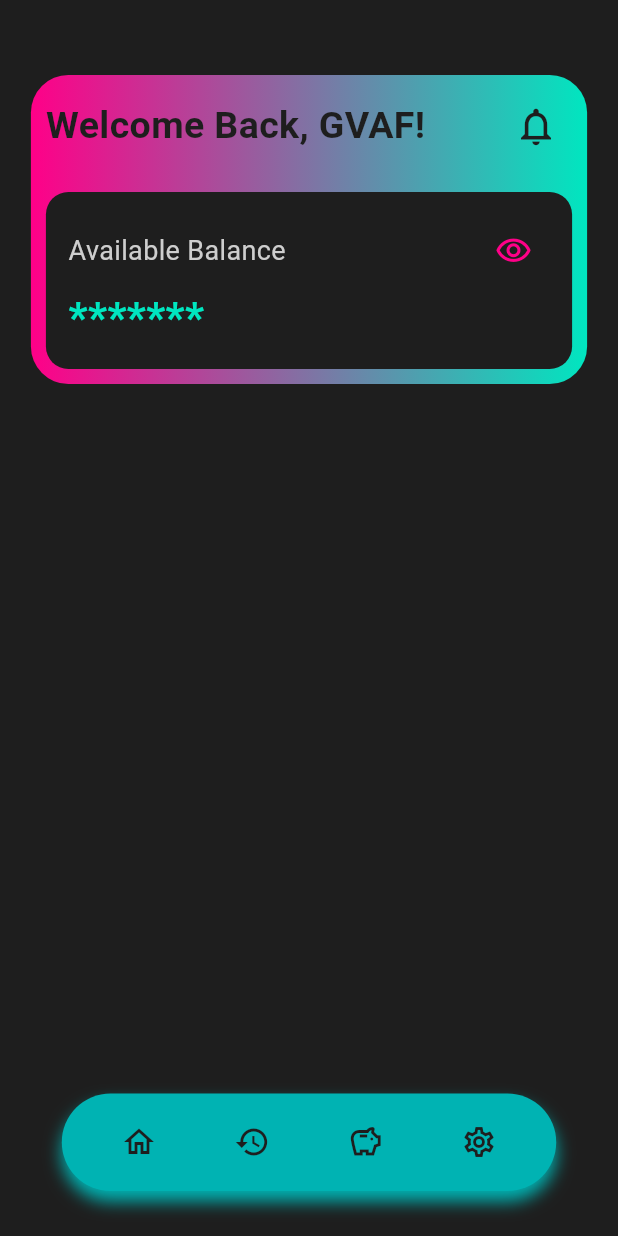
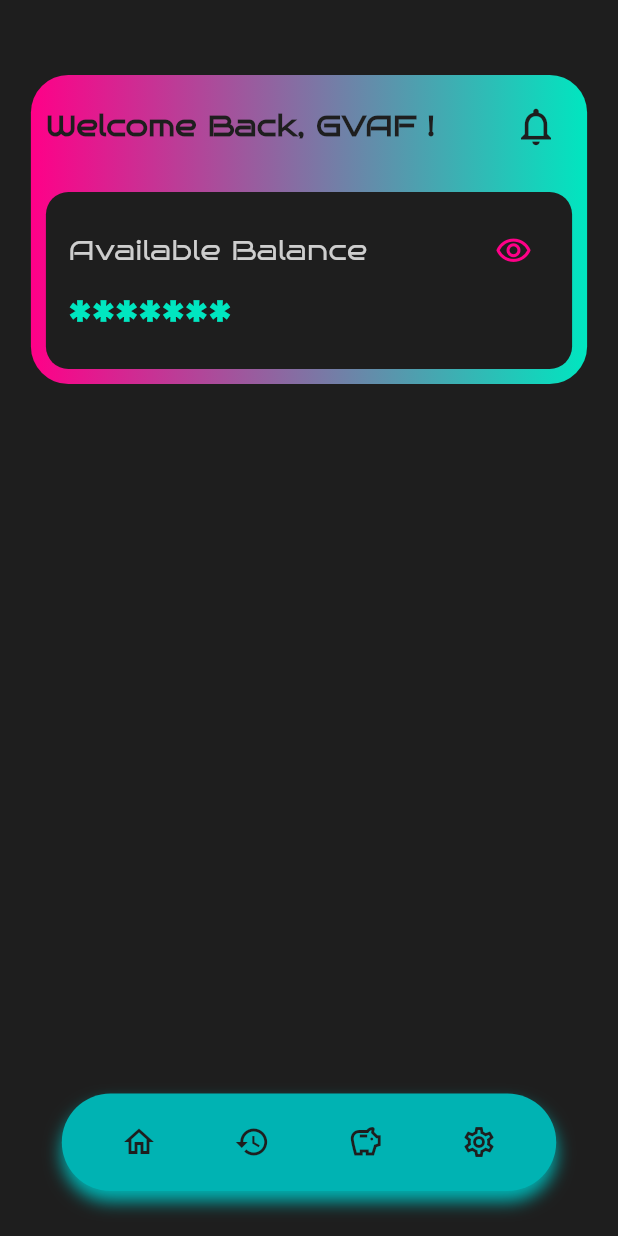
Before and after one commit to GV4F/Finance_Management, a Flutter app: the screen it shows after launch, on a phone screen of 412 x 824 dp. Run offline on Flutter 3.47's test engine with Material 3 defaults, Android fonts, the light colour scheme and no system bars; our stand-ins replace go_router.

Commit message:
Updated header and main files

```diff
--- a/lib/main.dart
+++ b/lib/main.dart
@@ -16,6 +16,7 @@ class MyApp extends StatelessWidget {
       title: 'Finance Manager',
       routerConfig: appRouter,
       theme: ThemeData(
+        fontFamily: 'BrunoAce',
         brightness: Brightness.dark,
         scaffoldBackgroundColor: const Color(0xFF1E1E1E),
         snackBarTheme: const SnackBarThemeData(
--- a/lib/widgets/main_header.dart
+++ b/lib/widgets/main_header.dart
@@ -41,10 +41,10 @@ class _MainHeaderState extends State<MainHeader> {
                   mainAxisAlignment: MainAxisAlignment.spaceBetween,
                   children: [
                     Text(
-                      'Welcome Back, GVAF!',
+                      'Welcome Back, GVAF !',
                       style: TextStyle(
                         color: colors.onPrimary,
-                        fontSize: 25,
+                        fontSize: 19,
                         fontWeight: FontWeight.bold,
                       ),
                     ),
```
